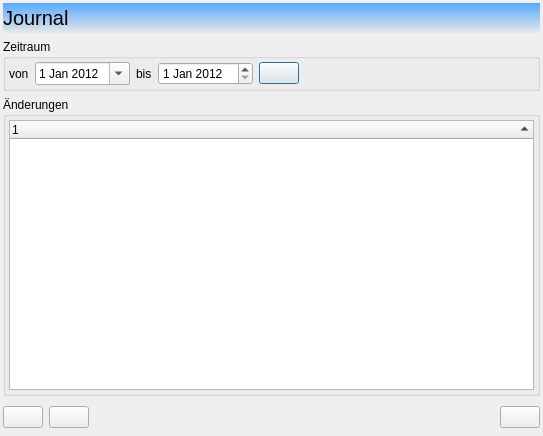
The window that guilibraries/wmsgui/src/misc/CwmsJournalViewer.ui (WOGRA-AG/wms) describes before a commit, drawn with Qt 5.
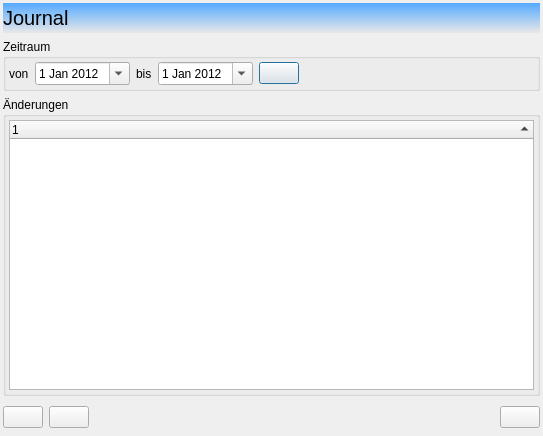
The same window after the commit. Icons and pictures are not drawn.

```diff
--- a/guilibraries/wmsgui/src/misc/CwmsJournalViewer.ui
+++ b/guilibraries/wmsgui/src/misc/CwmsJournalViewer.ui
@@ -117,6 +117,12 @@
       </item>
       <item>
        <widget class="QDateEdit" name="m_pqdeTo">
+        <property name="minimumSize">
+         <size>
+          <width>90</width>
+          <height>0</height>
+         </size>
+        </property>
         <property name="minimumDate">
          <date>
           <year>2012</year>
@@ -124,6 +130,9 @@
           <day>1</day>
          </date>
         </property>
+        <property name="calendarPopup">
+         <bool>true</bool>
+        </property>
        </widget>
       </item>
       <item>
```
Left out of the diff: 6 changed lines with no effect on the pictures.
